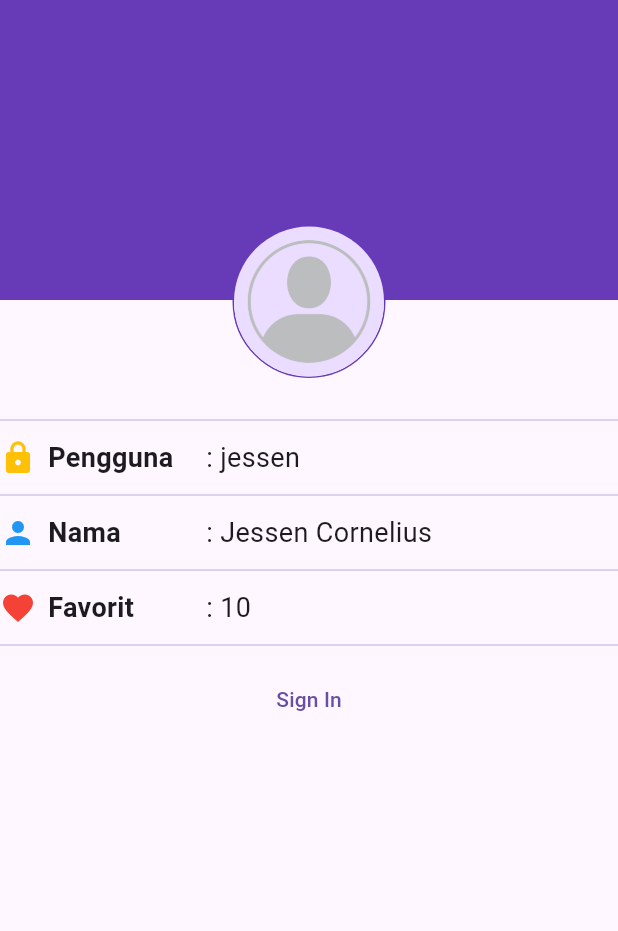
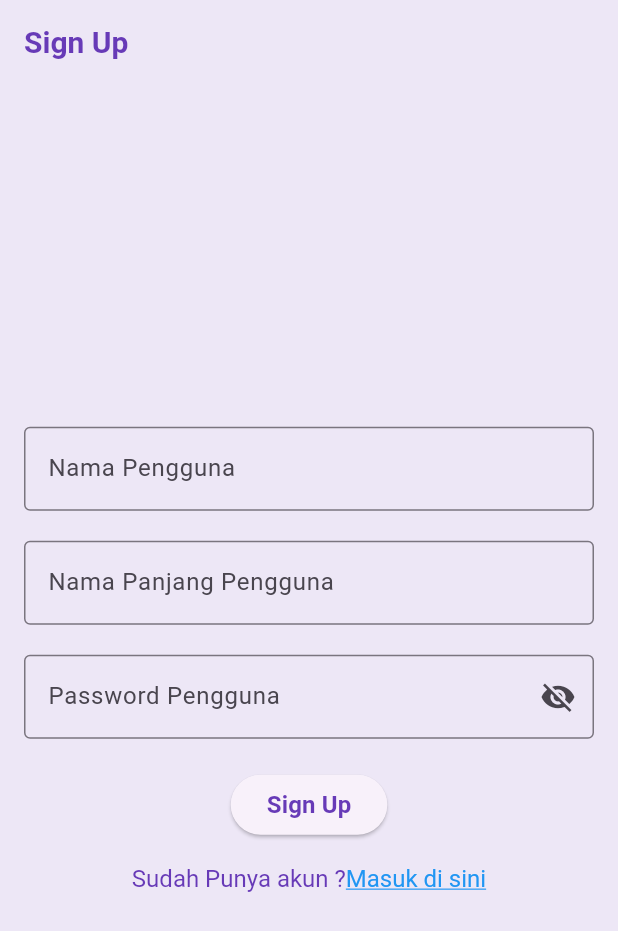
Before and after one commit to GoDisCover/wisata_candi, a Flutter app: the screen it shows after launch, on a phone screen of 412 x 824 dp. Shown: the top 931 px of the screen. Run offline on Flutter 3.47's test engine with Material 3 defaults, Android fonts, the phone set to English and light mode, and no system bars.

Commit message:
godd ap ak gaweke login register be e biar kelompok ak sengsaro

```diff
--- a/lib/main.dart
+++ b/lib/main.dart
@@ -2,6 +2,8 @@ import 'package:flutter/material.dart';
 import 'package:wisata_candi/data/candi_data.dart';
 import 'package:wisata_candi/screens/detail_screen.dart';
 import 'package:wisata_candi/screens/profile_screen.dart';
+import 'package:wisata_candi/screens/sign_in_screen.dart';
+import 'package:wisata_candi/screens/sign_up_screen.dart';
 import 'data/candi_data.dart';
 import 'widgets/profile_info_item.dart';
 void main() {
@@ -14,9 +16,28 @@ class MainApp extends StatelessWidget {
   @override
   Widget build(BuildContext context) {
     return MaterialApp(
+      theme: ThemeData(
+        appBarTheme: const AppBarTheme(
+          iconTheme: IconThemeData(color: Colors.deepPurple),
+          titleTextStyle: TextStyle(
+            color: Colors.deepPurple,
+            fontSize: 20,
+            fontWeight: FontWeight.bold
+          ),
+        ),
+      colorScheme:
+      ColorScheme.fromSeed(seedColor: Colors.deepPurple).copyWith(
+        primary: Colors.deepPurple,
+        surface: Colors.deepPurple[50]
+      ),
+      useMaterial3: true
+      ),
+
       // home : DetailScreen(candi: candiList[0]
       // ),
-      home: ProfileScreen(),
+      // home: ProfileScreen(),
+      // home: SignInScreen(),
+      home: SignUpScreen(),
     );
   }
 }
--- /dev/null
+++ b/lib/screens/sign_up_screen.dart
@@ -0,0 +1,115 @@
+import 'package:flutter/gestures.dart';
+import 'package:flutter/material.dart';
+import 'package:wisata_candi/screens/sign_in_screen.dart';
+
+class SignUpScreen extends StatefulWidget {
+  SignUpScreen({super.key});
+
+  @override
+  State<SignUpScreen> createState() => _SignUpScreenState();
+}
+
+class _SignUpScreenState extends State<SignUpScreen> {
+  final TextEditingController _usernameController = TextEditingController();
+
+  final TextEditingController _fullnameController = TextEditingController();
+
+  final TextEditingController _passwordController = TextEditingController();
+
+  String _errorText = '';
+
+  bool _isSignedIn = false;
+
+  bool _obscurePassword = true;
+
+  @override
+  Widget build(BuildContext context) {
+    return Scaffold(
+      appBar: AppBar(title: Text('Sign Up')),
+      body: Center(
+        child: Padding(
+          padding: EdgeInsets.all(16),
+          child: Form(
+            child: Column(
+              mainAxisAlignment: MainAxisAlignment.center,
+              crossAxisAlignment: CrossAxisAlignment.center,
+              children: [
+                TextFormField(
+                  controller: _usernameController,
+                  decoration: InputDecoration(
+                    labelText: 'Nama Pengguna',
+                    border: OutlineInputBorder(),
+                  ),
+                ),
+                SizedBox(height: 20),
+                TextFormField(
+                  controller: _fullnameController,
+                  decoration: InputDecoration(
+                    labelText: 'Nama Panjang Pengguna',
+                    border: OutlineInputBorder(),
+                  ),
+                ),
+                SizedBox(height: 20),
+                TextFormField(
+                  controller: _passwordController,
+                  decoration: InputDecoration(
+                    labelText: 'Password Pengguna',
+                    border: OutlineInputBorder(),
+                    errorText: _errorText.isNotEmpty ? _errorText : null,
+                    suffixIcon: IconButton(
+                      onPressed: () {
+                        setState(() {
+                          _obscurePassword = !_obscurePassword;
+                        });
+                      },
+                      icon: Icon(
+                        _obscurePassword
+                            ? Icons.visibility_off
+                            : Icons.visibility,
+                      ),
+                    ),
+                  ),
+                  obscureText: _obscurePassword,
+                ),
+                SizedBox(height: 20),
+                ElevatedButton(
+                  onPressed: () {},
+                  child: Text(
+                    'Sign Up',
+                    style: TextStyle(fontSize: 16, fontWeight: FontWeight.bold),
+                  ),
+                ),
+                SizedBox(height: 16),
+                RichText(
+                  text: TextSpan(
+                    text: 'Sudah Punya akun ?',
+                    style: TextStyle(fontSize: 16, color: Colors.deepPurple),
+                    children: <TextSpan>[
+                      TextSpan(
+                        text: 'Masuk di sini',
+                        style: TextStyle(
+                          color: Colors.blue,
+                          decoration: TextDecoration.underline,
+                          fontSize: 16,
+                        ),
+                        recognizer: TapGestureRecognizer()
+                          ..onTap = () {
+                            Navigator.push(
+                              context,
+                              MaterialPageRoute<void>(
+                                builder: (context) => SignInScreen(),
+                              ),
+                            );
+                          },
+                      ),
+                    ],
+                  ),
+                ),
+              ],
+            ),
+          ),
+        ),
+      ),
+    );
+  }
+}
```
Also changed, not shown: lib/screens/sign_in_screen.dart (added, +103 -0 lines).
